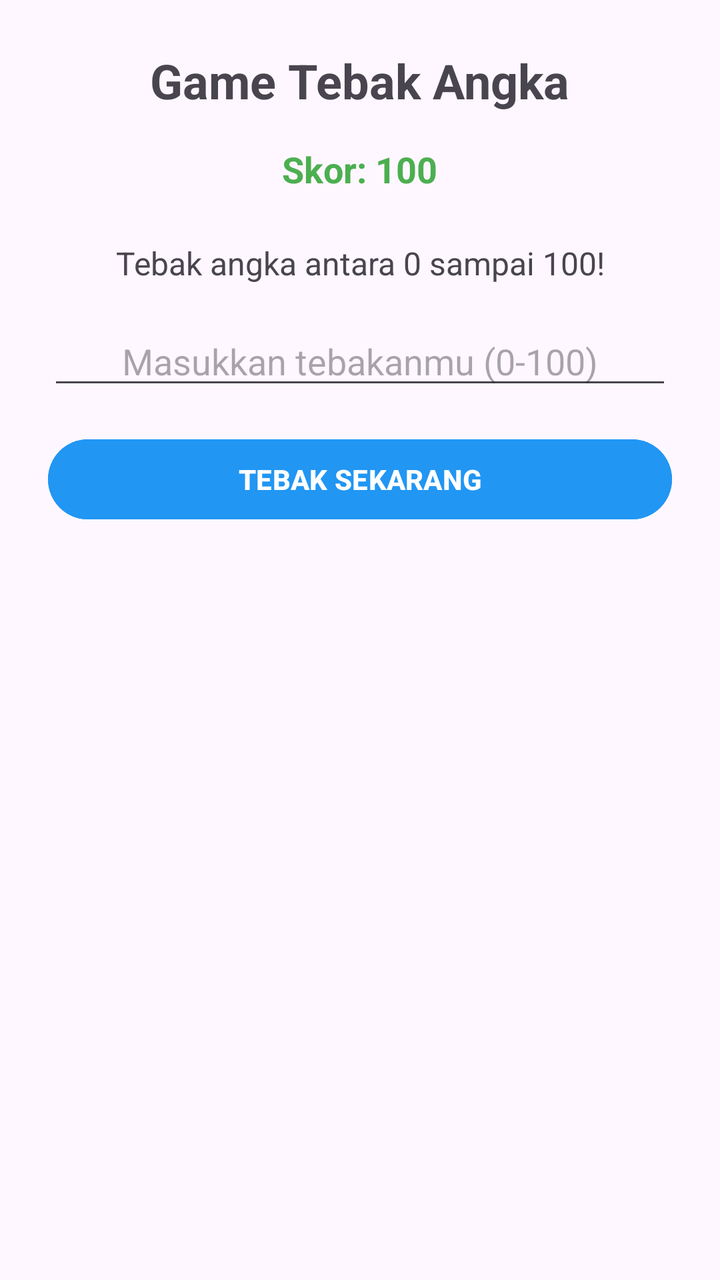
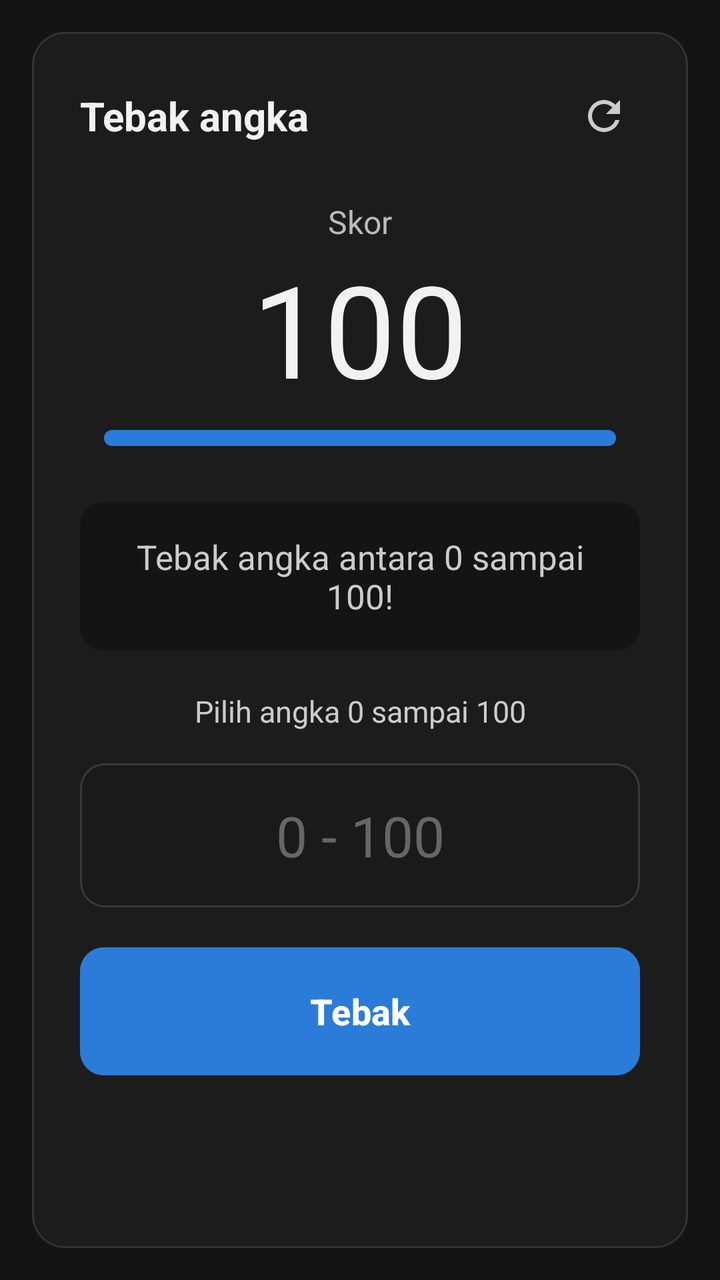

The first picture is an Android layout as it rendered before a commit; the second is the same layout after the commit. The layout source and the unified diff follow.
<!-- AndroidManifest.xml: application theme Theme.MenebakAngkaSimpananAplikasi -->
<!-- res/layout/activity_main.xml -->
<?xml version="1.0" encoding="utf-8"?>
<LinearLayout xmlns:android="http://schemas.android.com/apk/res/android"
    android:layout_width="match_parent"
    android:layout_height="match_parent"
    android:orientation="vertical"
    android:padding="24dp"
    android:gravity="center_horizontal">

    <TextView
        android:layout_width="wrap_content"
        android:layout_height="wrap_content"
        android:text="Game Tebak Angka"
        android:textSize="24sp"
        android:textStyle="bold"
        android:layout_marginBottom="16dp" />

    <TextView
        android:id="@+id/txtSkor"
        android:layout_width="wrap_content"
        android:layout_height="wrap_content"
        android:text="Skor: 100"
        android:textSize="18sp"
        android:textStyle="bold"
        android:textColor="#4CAF50"
        android:layout_marginBottom="24dp" />

    <TextView
        android:id="@+id/txtPetunjuk"
        android:layout_width="match_parent"
        android:layout_height="wrap_content"
        android:text="Tebak angka antara 0 sampai 100!"
        android:textSize="16sp"
        android:gravity="center"
        android:layout_marginBottom="16dp" />

    <EditText
        android:id="@+id/inputTebakan"
        android:layout_width="match_parent"
        android:layout_height="wrap_content"
        android:hint="Masukkan tebakanmu (0-100)"
        android:inputType="number"
        android:gravity="center"
        android:textSize="18sp"
        android:layout_marginBottom="16dp" />

    
    <Button
        android:id="@+id/btnTebak"
        android:layout_width="match_parent"
        android:layout_height="wrap_content"
        android:text="TEBAK SEKARANG"
        android:backgroundTint="#2196F3"
        android:textColor="#FFFFFF"
        android:textStyle="bold"
        android:layout_marginBottom="12dp" />

    
    <Button
        android:id="@+id/btnReset"
        android:layout_width="match_parent"
        android:layout_height="wrap_content"
        android:text="MULAI ULANG / RESET"
        android:backgroundTint="#FF9800"
        android:textColor="#FFFFFF"
        android:textStyle="bold"
        android:visibility="gone" />

</LinearLayout>
<!-- resources referenced by this layout -->
<resources>
  <style name="Theme.MenebakAngkaSimpananAplikasi" parent="Base.Theme.MenebakAngkaSimpananAplikasi" />
  <style name="Base.Theme.MenebakAngkaSimpananAplikasi" parent="Theme.Material3.DayNight.NoActionBar">
          
          
      </style>
</resources>

<!-- the commit's change to res/layout/activity_main.xml (unified diff, before → after) -->
@@ -1,68 +1,262 @@
 <?xml version="1.0" encoding="utf-8"?>
-<LinearLayout xmlns:android="http://schemas.android.com/apk/res/android"
+<FrameLayout xmlns:android="http://schemas.android.com/apk/res/android"
+    xmlns:app="http://schemas.android.com/apk/res-auto"
     android:layout_width="match_parent"
     android:layout_height="match_parent"
-    android:orientation="vertical"
-    android:padding="24dp"
-    android:gravity="center_horizontal">
-
-    <TextView
-        android:layout_width="wrap_content"
-        android:layout_height="wrap_content"
-        android:text="Game Tebak Angka"
-        android:textSize="24sp"
-        android:textStyle="bold"
-        android:layout_marginBottom="16dp" />
-
-    <TextView
-        android:id="@+id/txtSkor"
-        android:layout_width="wrap_content"
-        android:layout_height="wrap_content"
-        android:text="Skor: 100"
-        android:textSize="18sp"
-        android:textStyle="bold"
-        android:textColor="#4CAF50"
-        android:layout_marginBottom="24dp" />
-
-    <TextView
-        android:id="@+id/txtPetunjuk"
+    android:background="#141414"
+    android:fitsSystemWindows="true"
+    android:padding="16dp">
+
+    
+    <LinearLayout
+        android:id="@+id/panelMain"
         android:layout_width="match_parent"
-        android:layout_height="wrap_content"
-        android:text="Tebak angka antara 0 sampai 100!"
-        android:textSize="16sp"
+        android:layout_height="match_parent"
+        android:background="@drawable/bg_card"
+        android:orientation="vertical"
+        android:padding="24dp">
+
+        <LinearLayout
+            android:layout_width="match_parent"
+            android:layout_height="wrap_content"
+            android:gravity="center_vertical"
+            android:orientation="horizontal">
+
+            <TextView
+                android:layout_width="0dp"
+                android:layout_height="wrap_content"
+                android:layout_weight="1"
+                android:text="Tebak angka"
+                android:textColor="#F2F2F2"
+                android:textSize="20sp"
+                android:textStyle="bold" />
+
+            <ImageButton
+                android:id="@+id/btnRefresh"
+                android:layout_width="36dp"
+                android:layout_height="36dp"
+                android:background="?attr/selectableItemBackgroundBorderless"
+                android:contentDescription="Mulai ulang"
+                android:src="@drawable/ic_refresh" />
+        </LinearLayout>
+
+        <TextView
+            android:layout_width="match_parent"
+            android:layout_height="wrap_content"
+            android:layout_marginTop="24dp"
+            android:gravity="center"
+            android:text="Skor"
+            android:textColor="#BBBBBB"
+            android:textSize="16sp" />
+
+        <TextView
+            android:id="@+id/txtSkor"
+            android:layout_width="match_parent"
+            android:layout_height="wrap_content"
+            android:gravity="center"
+            android:text="100"
+            android:textColor="#F2F2F2"
+            android:textSize="64sp" />
+
+        <ProgressBar
+            android:id="@+id/progressSkor"
+            style="?android:attr/progressBarStyleHorizontal"
+            android:layout_width="match_parent"
+            android:layout_height="8dp"
+            android:layout_marginHorizontal="12dp"
+            android:layout_marginTop="8dp"
+            android:max="100"
+            android:progress="100"
+            android:progressDrawable="@drawable/progress_skor" />
+
+        <TextView
+            android:id="@+id/txtPetunjuk"
+            android:layout_width="match_parent"
+            android:layout_height="wrap_content"
+            android:layout_marginTop="28dp"
+            android:background="@drawable/bg_rounded"
+            android:gravity="center"
+            android:padding="16dp"
+            android:text="Tebak angka antara 0 sampai 100!"
+            android:textColor="#CCCCCC"
+            android:textSize="17sp" />
+
+        <TextView
+            android:layout_width="match_parent"
+            android:layout_height="wrap_content"
+            android:layout_marginTop="20dp"
+            android:gravity="center"
+            android:text="Pilih angka 0 sampai 100"
+            android:textColor="#CCCCCC"
+            android:textSize="15sp" />
+
+        <EditText
+            android:id="@+id/inputTebakan"
+            android:layout_width="match_parent"
+            android:layout_height="72dp"
+            android:layout_marginTop="16dp"
+            android:background="@drawable/bg_input"
+            android:gravity="center"
+            android:hint="0 - 100"
+            android:inputType="number"
+            android:maxLength="3"
+            android:textColor="#F2F2F2"
+            android:textColorHint="#666666"
+            android:textSize="28sp" />
+
+        <com.google.android.material.button.MaterialButton
+            android:id="@+id/btnTebak"
+            android:layout_width="match_parent"
+            android:layout_height="72dp"
+            android:layout_marginTop="16dp"
+            android:backgroundTint="#2B7BD8"
+            android:text="Tebak"
+            android:textAllCaps="false"
+            android:textColor="#FFFFFF"
+            android:textSize="18sp"
+            android:textStyle="bold"
+            app:cornerRadius="12dp" />
+
+        <View
+            android:layout_width="match_parent"
+            android:layout_height="0dp"
+            android:layout_weight="1" />
+
+        <TextView
+            android:id="@+id/txtRiwayatLabel"
+            android:layout_width="match_parent"
+            android:layout_height="wrap_content"
+            android:text="Tebakan sebelumnya"
+            android:textColor="#CCCCCC"
+            android:textSize="15sp"
+            android:visibility="gone" />
+
+        <HorizontalScrollView
+            android:layout_width="match_parent"
+            android:layout_height="wrap_content"
+            android:layout_marginTop="8dp"
+            android:scrollbars="none">
+
+            <LinearLayout
+                android:id="@+id/containerRiwayat"
+                android:layout_width="wrap_content"
+                android:layout_height="wrap_content"
+                android:orientation="horizontal" />
+        </HorizontalScrollView>
+    </LinearLayout>
+
+    
+    <LinearLayout
+        android:id="@+id/panelHasil"
+        android:layout_width="match_parent"
+        android:layout_height="match_parent"
+        android:background="@drawable/bg_card"
         android:gravity="center"
-        android:layout_marginBottom="16dp" />
-
-    <EditText
-        android:id="@+id/inputTebakan"
-        android:layout_width="match_parent"
-        android:layout_height="wrap_content"
-        android:hint="Masukkan tebakanmu (0-100)"
-        android:inputType="number"
-        android:gravity="center"
-        android:textSize="18sp"
-        android:layout_marginBottom="16dp" />
-
-    
-    <Button
-        android:id="@+id/btnTebak"
-        android:layout_width="match_parent"
-        android:layout_height="wrap_content"
-        android:text="TEBAK SEKARANG"
-        android:backgroundTint="#2196F3"
-        android:textColor="#FFFFFF"
-        android:textStyle="bold"
-        android:layout_marginBottom="12dp" />
-
-    
-    <Button
-        android:id="@+id/btnReset"
-        android:layout_width="match_parent"
-        android:layout_height="wrap_content"
-        android:text="MULAI ULANG / RESET"
-        android:backgroundTint="#FF9800"
-        android:textColor="#FFFFFF"
-        android:textStyle="bold"
-        android:visibility="gone" />
-
-</LinearLayout>
+        android:orientation="vertical"
+        android:padding="28dp"
+        android:visibility="gone">
+
+        <TextView
+            android:id="@+id/iconHasil"
+            android:layout_width="100dp"
+            android:layout_height="100dp"
+            android:background="@drawable/bg_circle"
+            android:gravity="center"
+            android:text="✓"
+            android:textColor="#22B33A"
+            android:textSize="44sp" />
+
+        <TextView
+            android:id="@+id/txtJudulHasil"
+            android:layout_width="wrap_content"
+            android:layout_height="wrap_content"
+            android:layout_marginTop="28dp"
+            android:text="Tebakanmu benar"
+            android:textColor="#F2F2F2"
+            android:textSize="24sp"
+            android:textStyle="bold" />
+
+        <TextView
+            android:id="@+id/txtAngkaHasil"
+            android:layout_width="wrap_content"
+            android:layout_height="wrap_content"
+            android:layout_marginTop="16dp"
+            android:text="Angkanya adalah 0"
+            android:textColor="#CCCCCC"
+            android:textSize="17sp" />
+
+        <LinearLayout
+            android:layout_width="match_parent"
+            android:layout_height="wrap_content"
+            android:layout_marginTop="24dp"
+            android:orientation="horizontal">
+
+            <LinearLayout
+                android:layout_width="0dp"
+                android:layout_height="wrap_content"
+                android:layout_marginEnd="8dp"
+                android:layout_weight="1"
+                android:background="@drawable/bg_rounded"
+                android:gravity="center"
+                android:orientation="vertical"
+                android:padding="16dp">
+
+                <TextView
+                    android:layout_width="wrap_content"
+                    android:layout_height="wrap_content"
+                    android:text="Skor akhir"
+                    android:textColor="#BBBBBB"
+                    android:textSize="15sp" />
+
+                <TextView
+                    android:id="@+id/txtSkorAkhir"
+                    android:layout_width="wrap_content"
+                    android:layout_height="wrap_content"
+                    android:text="0"
+                    android:textColor="#F2F2F2"
+                    android:textSize="30sp"
+                    android:textStyle="bold" />
+            </LinearLayout>
+
+            <LinearLayout
+                android:layout_width="0dp"
+                android:layout_height="wrap_content"
+                android:layout_marginStart="8dp"
+                android:layout_weight="1"
+                android:background="@drawable/bg_rounded"
+                android:gravity="center"
+                android:orientation="vertical"
+                android:padding="16dp">
+
+                <TextView
+                    android:layout_width="wrap_content"
+                    android:layout_height="wrap_content"
+                    android:text="Percobaan"
+                    android:textColor="#BBBBBB"
+                    android:textSize="15sp" />
+
+                <TextView
+                    android:id="@+id/txtPercobaan"
+                    android:layout_width="wrap_content"
+                    android:layout_height="wrap_content"
+                    android:text="0"
+                    android:textColor="#F2F2F2"
+                    android:textSize="30sp"
+                    android:textStyle="bold" />
+            </LinearLayout>
+        </LinearLayout>
+
+        <com.google.android.material.button.MaterialButton
+            android:id="@+id/btnReset"
+            android:layout_width="match_parent"
+            android:layout_height="72dp"
+            android:layout_marginTop="20dp"
+            android:backgroundTint="#2B7BD8"
+            android:text="Main lagi"
+            android:textAllCaps="false"
+            android:textColor="#FFFFFF"
+            android:textSize="18sp"
+            android:textStyle="bold"
+            app:cornerRadius="12dp" />
+    </LinearLayout>
+</FrameLayout>
<!-- resource entries referenced after the edit -->
@@ -1,5 +1,50 @@
 <!-- resources referenced by this layout -->
 <resources>
+  <!-- drawable bg_card (drawable) -->
+  <?xml version="1.0" encoding="utf-8"?>
+  <shape xmlns:android="http://schemas.android.com/apk/res/android" android:shape="rectangle">
+      <solid android:color="#1C1C1C" />
+      <stroke android:width="1dp" android:color="#333333" />
+      <corners android:radius="16dp" />
+  </shape>
+  <!-- drawable bg_circle (drawable) -->
+  <?xml version="1.0" encoding="utf-8"?>
+  <shape xmlns:android="http://schemas.android.com/apk/res/android" android:shape="oval">
+      <solid android:color="#14301A" />
+  </shape>
+  <!-- drawable bg_input (drawable) -->
+  <?xml version="1.0" encoding="utf-8"?>
+  <shape xmlns:android="http://schemas.android.com/apk/res/android" android:shape="rectangle">
+      <solid android:color="#1A1A1A" />
+      <stroke android:width="1dp" android:color="#3A3A3A" />
+      <corners android:radius="12dp" />
+  </shape>
+  <!-- drawable bg_rounded (drawable) -->
+  <?xml version="1.0" encoding="utf-8"?>
+  <shape xmlns:android="http://schemas.android.com/apk/res/android" android:shape="rectangle">
+      <solid android:color="#141414" />
+      <corners android:radius="12dp" />
+  </shape>
+  <!-- drawable ic_refresh (drawable) -->
+  <?xml version="1.0" encoding="utf-8"?>
+  <vector xmlns:android="http://schemas.android.com/apk/res/android"
+      android:width="24dp" android:height="24dp"
+      android:viewportWidth="24" android:viewportHeight="24">
+      <path android:fillColor="#CCCCCC"
+          android:pathData="M17.65,6.35C16.2,4.9 14.21,4 12,4c-4.42,0 -7.99,3.58 -7.99,8s3.57,8 7.99,8c3.73,0 6.84,-2.55 7.73,-6h-2.08c-0.82,2.33 -3.04,4 -5.65,4 -3.31,0 -6,-2.69 -6,-6s2.69,-6 6,-6c1.66,0 3.14,0.69 4.22,1.78L13,11h7V4l-2.35,2.35z" />
+  </vector>
+  <!-- drawable progress_skor (drawable) -->
+  <?xml version="1.0" encoding="utf-8"?>
+  <layer-list xmlns:android="http://schemas.android.com/apk/res/android">
+      <item android:id="@android:id/background">
+          <shape><solid android:color="#111111" /><corners android:radius="4dp" /></shape>
+      </item>
+      <item android:id="@android:id/progress">
+          <clip>
+              <shape><solid android:color="#2B7BD8" /><corners android:radius="4dp" /></shape>
+          </clip>
+      </item>
+  </layer-list>
   <style name="Theme.MenebakAngkaSimpananAplikasi" parent="Base.Theme.MenebakAngkaSimpananAplikasi" />
   <style name="Base.Theme.MenebakAngkaSimpananAplikasi" parent="Theme.Material3.DayNight.NoActionBar">
           
